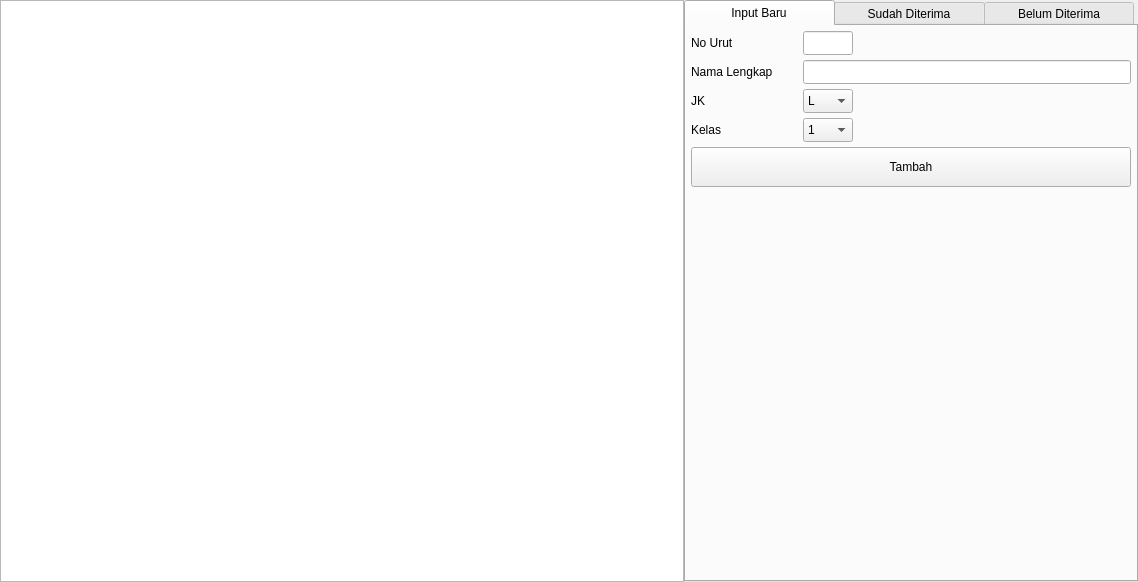
The window that ui/sources/page_mutasi_masuk.ui (asjach/db_app) describes before a commit, drawn with Qt 5.
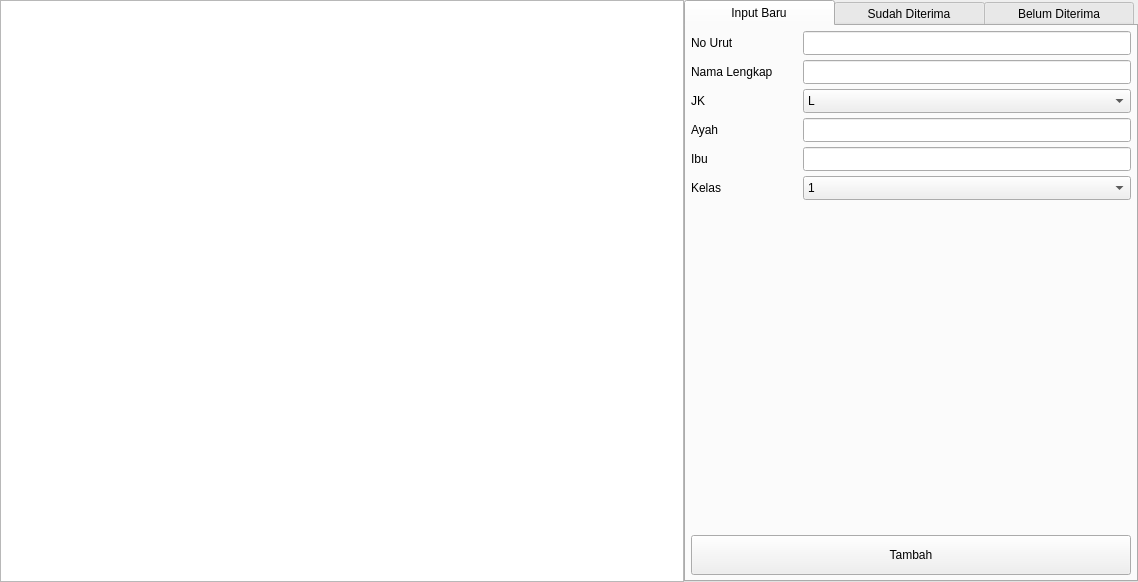
The same window after the commit.

Diff of the .ui file:
```diff
--- a/ui/sources/page_mutasi_masuk.ui
+++ b/ui/sources/page_mutasi_masuk.ui
@@ -77,6 +77,16 @@
        <property name="spacing">
         <number>5</number>
        </property>
+       <item row="0" column="1" colspan="2">
+        <widget class="QLineEdit" name="line_no_urut">
+         <property name="minimumSize">
+          <size>
+           <width>50</width>
+           <height>24</height>
+          </size>
+         </property>
+        </widget>
+       </item>
        <item row="0" column="0">
         <widget class="QLabel" name="label_3">
          <property name="text">
@@ -84,48 +94,6 @@
          </property>
         </widget>
        </item>
-       <item row="0" column="1" colspan="2">
-        <widget class="QLineEdit" name="line_no_urut">
-         <property name="minimumSize">
-          <size>
-           <width>50</width>
-           <height>24</height>
-          </size>
-         </property>
-         <property name="maximumSize">
-          <size>
-           <width>50</width>
-           <height>16777215</height>
-          </size>
-         </property>
-        </widget>
-       </item>
-       <item row="2" column="1">
-        <widget class="QComboBox" name="cbo_jk">
-         <property name="minimumSize">
-          <size>
-           <width>50</width>
-           <height>24</height>
-          </size>
-         </property>
-         <property name="maximumSize">
-          <size>
-           <width>40</width>
-           <height>16777215</height>
-          </size>
-         </property>
-         <item>
-          <property name="text">
-           <string>L</string>
-          </property>
-         </item>
-         <item>
-          <property name="text">
-           <string>P</string>
-          </property>
-         </item>
-        </widget>
-       </item>
        <item row="1" column="0">
         <widget class="QLabel" name="label_4">
          <property name="text">
@@ -140,7 +108,57 @@
          </property>
         </widget>
        </item>
-       <item row="3" column="1">
+       <item row="1" column="1" colspan="2">
+        <widget class="QLineEdit" name="line_nama_lengkap">
+         <property name="minimumSize">
+          <size>
+           <width>240</width>
+           <height>24</height>
+          </size>
+         </property>
+        </widget>
+       </item>
+       <item row="8" column="1" colspan="2">
+        <spacer name="verticalSpacer">
+         <property name="orientation">
+          <enum>Qt::Vertical</enum>
+         </property>
+         <property name="sizeHint" stdset="0">
+          <size>
+           <width>328</width>
+           <height>392</height>
+          </size>
+         </property>
+        </spacer>
+       </item>
+       <item row="5" column="0">
+        <widget class="QLabel" name="label_8">
+         <property name="text">
+          <string>Kelas</string>
+         </property>
+        </widget>
+       </item>
+       <item row="2" column="1" colspan="2">
+        <widget class="QComboBox" name="cbo_jk">
+         <property name="minimumSize">
+          <size>
+           <width>50</width>
+           <height>24</height>
+          </size>
+         </property>
+         <item>
+          <property name="text">
+           <string>L</string>
+          </property>
+         </item>
+         <item>
+          <property name="text">
+           <string>P</string>
+          </property>
+         </item>
+        </widget>
+       </item>
+       <item row="5" column="1" colspan="2">
         <widget class="QComboBox" name="cbo_kelas">
          <property name="minimumSize">
           <size>
@@ -148,12 +166,6 @@
            <height>24</height>
           </size>
          </property>
-         <property name="maximumSize">
-          <size>
-           <width>50</width>
-           <height>16777215</height>
-          </size>
-         </property>
          <item>
           <property name="text">
            <string>1</string>
@@ -186,14 +198,7 @@
          </item>
         </widget>
        </item>
-       <item row="3" column="0">
-        <widget class="QLabel" name="label_8">
-         <property name="text">
-          <string>Kelas</string>
-         </property>
-        </widget>
-       </item>
-       <item row="4" column="0" colspan="3">
+       <item row="9" column="0" colspan="3">
         <widget class="QPushButton" name="btn_tambah">
          <property name="sizePolicy">
           <sizepolicy hsizetype="Preferred" vsizetype="Preferred">
@@ -212,8 +217,22 @@
          </property>
         </widget>
        </item>
-       <item row="1" column="1" colspan="2">
-        <widget class="QLineEdit" name="line_nama_lengkap">
+       <item row="3" column="0">
+        <widget class="QLabel" name="label_9">
+         <property name="text">
+          <string>Ayah</string>
+         </property>
+        </widget>
+       </item>
+       <item row="4" column="0">
+        <widget class="QLabel" name="label_11">
+         <property name="text">
+          <string>Ibu</string>
+         </property>
+        </widget>
+       </item>
+       <item row="3" column="1" colspan="2">
+        <widget class="QLineEdit" name="line_ayah">
          <property name="minimumSize">
           <size>
            <width>240</width>
@@ -222,18 +241,15 @@
          </property>
         </widget>
        </item>
-       <item row="5" column="1" colspan="2">
-        <spacer name="verticalSpacer">
-         <property name="orientation">
-          <enum>Qt::Vertical</enum>
-         </property>
-         <property name="sizeHint" stdset="0">
+       <item row="4" column="1" colspan="2">
+        <widget class="QLineEdit" name="line_ibu">
+         <property name="minimumSize">
           <size>
-           <width>328</width>
-           <height>392</height>
+           <width>240</width>
+           <height>24</height>
           </size>
          </property>
-        </spacer>
+        </widget>
        </item>
       </layout>
      </widget>
```
